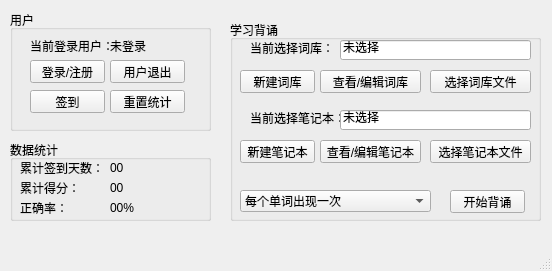
The window that forms_ui/mainwindow.ui (Chshy/WordsMemorizing) describes before a commit, drawn with Qt 5.
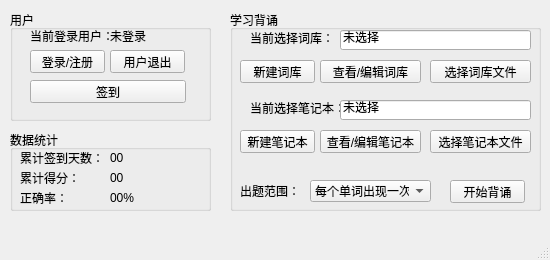
The same window after the commit.

```diff
--- a/forms_ui/mainwindow.ui
+++ b/forms_ui/mainwindow.ui
@@ -6,8 +6,8 @@
    <rect>
     <x>0</x>
     <y>0</y>
-    <width>552</width>
-    <height>271</height>
+    <width>550</width>
+    <height>260</height>
    </rect>
   </property>
   <property name="windowTitle">
@@ -23,7 +23,7 @@
       <x>10</x>
       <y>10</y>
       <width>201</width>
-      <height>121</height>
+      <height>111</height>
      </rect>
     </property>
     <property name="title">
@@ -33,7 +33,7 @@
      <property name="geometry">
       <rect>
        <x>20</x>
-       <y>50</y>
+       <y>40</y>
        <width>75</width>
        <height>23</height>
       </rect>
@@ -49,7 +49,7 @@
      <property name="geometry">
       <rect>
        <x>100</x>
-       <y>50</y>
+       <y>40</y>
        <width>75</width>
        <height>23</height>
       </rect>
@@ -62,7 +62,7 @@
      <property name="geometry">
       <rect>
        <x>20</x>
-       <y>20</y>
+       <y>10</y>
        <width>91</width>
        <height>31</height>
       </rect>
@@ -75,7 +75,7 @@
      <property name="geometry">
       <rect>
        <x>100</x>
-       <y>30</y>
+       <y>20</y>
        <width>54</width>
        <height>12</height>
       </rect>
@@ -91,8 +91,8 @@
      <property name="geometry">
       <rect>
        <x>20</x>
-       <y>80</y>
-       <width>75</width>
+       <y>70</y>
+       <width>156</width>
        <height>23</height>
       </rect>
      </property>
@@ -113,28 +113,12 @@
       <string/>
      </property>
     </widget>
-    <widget class="QPushButton" name="UserSettingButton">
-     <property name="enabled">
-      <bool>true</bool>
-     </property>
-     <property name="geometry">
-      <rect>
-       <x>100</x>
-       <y>80</y>
-       <width>75</width>
-       <height>23</height>
-      </rect>
-     </property>
-     <property name="text">
-      <string>重置统计</string>
-     </property>
-    </widget>
    </widget>
    <widget class="QGroupBox" name="ActionGroupBox">
     <property name="geometry">
      <rect>
       <x>230</x>
-      <y>20</y>
+      <y>10</y>
       <width>311</width>
       <height>201</height>
      </rect>
@@ -300,9 +284,9 @@
     <widget class="QComboBox" name="comboBox">
      <property name="geometry">
       <rect>
-       <x>10</x>
+       <x>80</x>
        <y>170</y>
-       <width>191</width>
+       <width>121</width>
        <height>22</height>
       </rect>
      </property>
@@ -322,12 +306,25 @@
       </property>
      </item>
     </widget>
+    <widget class="QLabel" name="label_5">
+     <property name="geometry">
+      <rect>
+       <x>10</x>
+       <y>170</y>
+       <width>61</width>
+       <height>21</height>
+      </rect>
+     </property>
+     <property name="text">
+      <string>出题范围：</string>
+     </property>
+    </widget>
    </widget>
    <widget class="QGroupBox" name="DataGroupBox">
     <property name="geometry">
      <rect>
       <x>10</x>
-      <y>140</y>
+      <y>130</y>
       <width>201</width>
       <height>81</height>
      </rect>
@@ -427,6 +424,22 @@
      <string>CommandLinkButton</string>
     </property>
    </widget>
+   <widget class="QPushButton" name="UserSettingButton">
+    <property name="enabled">
+     <bool>true</bool>
+    </property>
+    <property name="geometry">
+     <rect>
+      <x>90</x>
+      <y>350</y>
+      <width>75</width>
+      <height>23</height>
+     </rect>
+    </property>
+    <property name="text">
+     <string>重置统计</string>
+    </property>
+   </widget>
   </widget>
   <widget class="QMenuBar" name="menubar">
    <property name="geometry">
```
Left out of the diff: 4 changed lines with no effect on the pictures.
